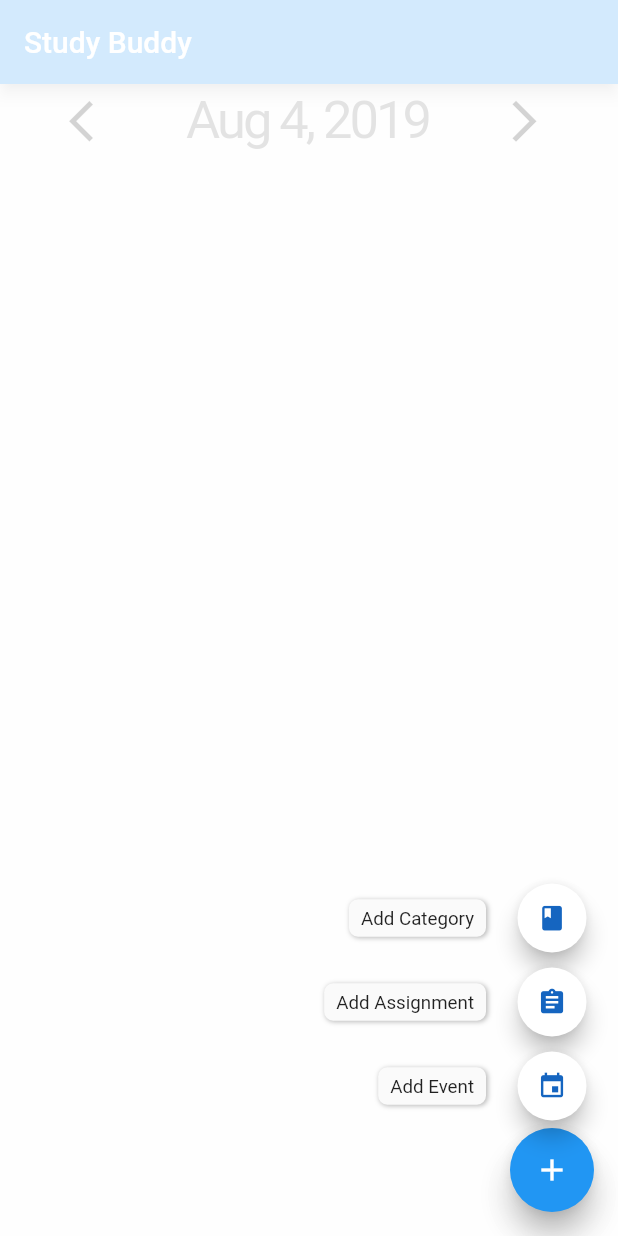
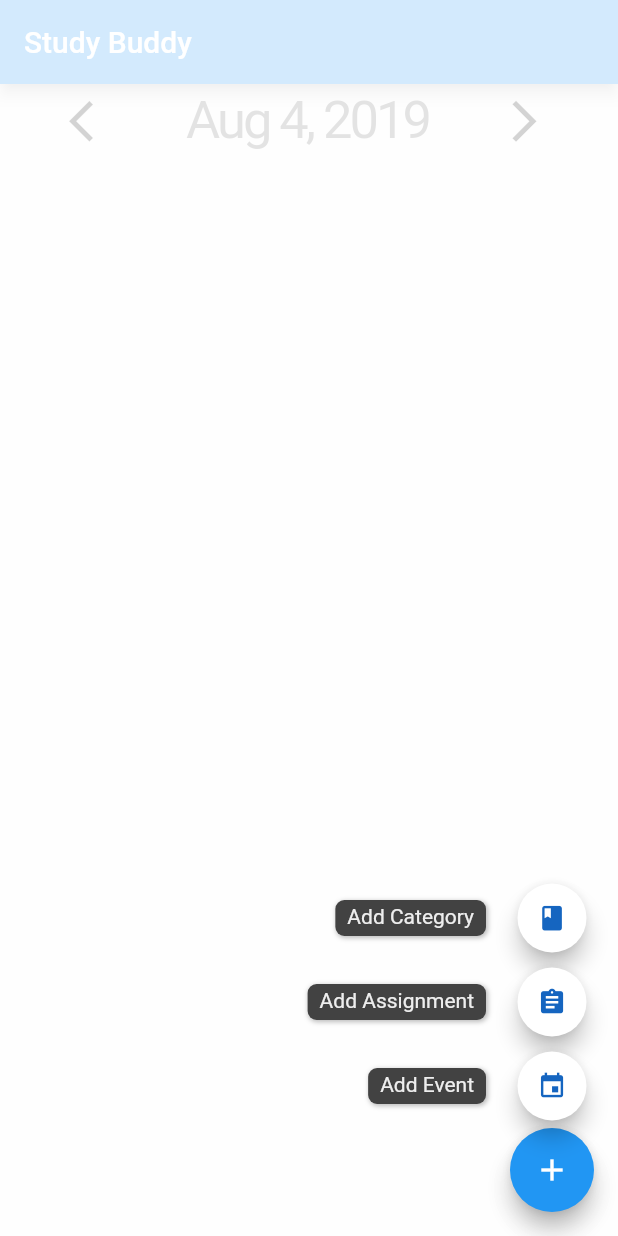
Before and after one commit to sahilmahendrakar/StudyBuddy_v2, a Flutter app: the screen it shows after launch, after a tap on the "arrow forward ios" icon, after a tap on the "add" icon, on a phone screen of 412 x 824 dp. Run offline on Flutter 3.47's test engine with Material 2 defaults, Android fonts, the phone set to English and light mode, and no system bars; drawn by our look-alikes of flutter_speed_dial; Roboto replaces fonts that are missing (Arial).

Commit message:
Updated UI and Structure

```diff
--- a/lib/main.dart
+++ b/lib/main.dart
@@ -1,4 +1,5 @@
 import 'package:flutter/material.dart';
+import 'package:provider/provider.dart';
 
 import './ui/speedDial.dart';
 import './ui/dateTop.dart';
--- /dev/null
+++ b/lib/providers/assignment.dart
@@ -0,0 +1,22 @@
+import 'package:flutter/material.dart';
+
+import './category.dart';
+
+class Assignment {
+  String name;
+  String description;
+  Category category;
+  int hours;
+  int minutes;
+  DateTime dueDate;
+
+  Assignment({
+    @required this.name,
+    @required this.description,  ///I DONT KNOW HOW TO REMOVE T@REQUIRED FOR HIS W/O ERROR
+    @required this.category,
+    @required this.hours,
+    @required this.minutes,
+    @required this.dueDate,
+  });
+
+}
--- /dev/null
+++ b/lib/providers/category.dart
@@ -0,0 +1,12 @@
+import 'package:flutter/material.dart';
+
+
+class Category {
+  String name;
+  String color;
+
+  Category({
+    @required this.name,
+    @required this.color,
+  });
+}
--- /dev/null
+++ b/lib/providers/event.dart
@@ -0,0 +1,16 @@
+import 'package:flutter/material.dart';
+
+import './category.dart';
+
+class Event {
+  final String name;
+  final String description;
+  final Category category;
+
+  Event({
+    @required this.name,
+    @required this.description,    ///I DONT KNOW HOW TO REMOVE @REQUIRED FOR THIS W/O ERROR
+    @required this.category,
+  });
+
+}
--- /dev/null
+++ b/lib/screens/addEvent.dart
@@ -0,0 +1,15 @@
+import 'package:flutter/material.dart';
+
+class addEventScreen extends StatefulWidget {
+  @override
+  _addEventScreenState createState() => _addEventScreenState();
+}
+
+class _addEventScreenState extends State<addEventScreen> {
+  @override
+  Widget build(BuildContext context) {
+    return Container(
+
+    );
+  }
+}
--- a/lib/ui/speedDial.dart
+++ b/lib/ui/speedDial.dart
@@ -9,10 +9,10 @@ class optionButton extends StatelessWidget {
     return SpeedDial(
           child: Icon(Icons.add),
           animatedIcon: AnimatedIcons.menu_close,
+          animatedIconTheme: IconThemeData(size: 24.0),
           closeManually: true,
           curve: Curves.bounceIn,
           tooltip: 'Add',
-          elevation: 8.0,
           children: [
             SpeedDialChild(
               //child: Icon(Icons.calendar_today),
@@ -21,16 +21,30 @@ class optionButton extends StatelessWidget {
               backgroundColor: Colors.white,
               foregroundColor: Colors.blue[800],
               label: 'Add Event',
-              labelStyle: TextStyle(fontSize: 12.5),
-              onTap: () => {}
+              labelBackgroundColor: Colors.grey[800],
+              labelStyle: TextStyle(
+                fontSize: 14,
+                color: Colors.grey[200],
+                height: 1,
+                fontFamily: "Arial",
+                //fontWeight: FontWeight.bold,
+                ),
+              onTap: () => {},
             ),
             SpeedDialChild(
               child: Icon(Icons.assignment),
               backgroundColor: Colors.white,
               foregroundColor: Colors.blue[800],
               label: 'Add Assignment',
-              labelStyle: TextStyle(fontSize: 12.5),
-              onTap: () => {},
+              labelBackgroundColor: Colors.grey[800],
+              labelStyle: TextStyle(
+                fontSize: 14,
+                color: Colors.grey[200],
+                height: 1,
+                fontFamily: "Arial",
+                //fontWeight: FontWeight.bold,
+              ),
+                onTap: () => {},
             ),
             SpeedDialChild(
               //child: Icon(Icons.apps),
@@ -38,7 +52,14 @@ class optionButton extends StatelessWidget {
               backgroundColor: Colors.white,
               foregroundColor: Colors.blue[800],
               label: 'Add Category',
-              labelStyle: TextStyle(fontSize: 12.5),
+              labelBackgroundColor: Colors.grey[800],
+              labelStyle: TextStyle(
+                fontSize: 14,
+                color: Colors.grey[200],
+                height: 1,
+                fontFamily: "Arial",
+                //fontWeight: FontWeight.bold,
+              ),
               onTap: () => {},
             ),
           ],
--- a/pubspec.yaml
+++ b/pubspec.yaml
@@ -29,6 +29,7 @@ dev_dependencies:
     sdk: flutter
   flutter_speed_dial: ^1.2.1
   intl: ^0.15.8
+  provider: ^3.0.0+1
 
 
 # For information on the generic Dart part of this file, see the
```
Also changed, not shown: pubspec.lock.
